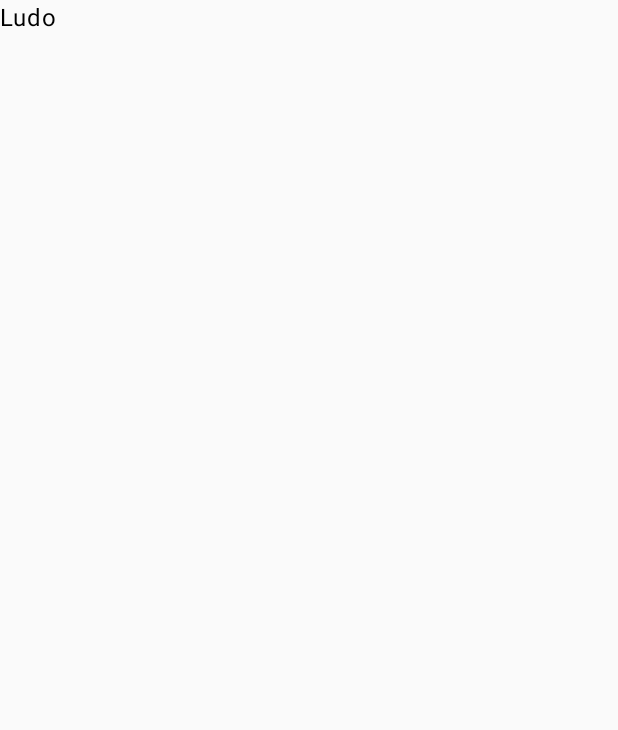
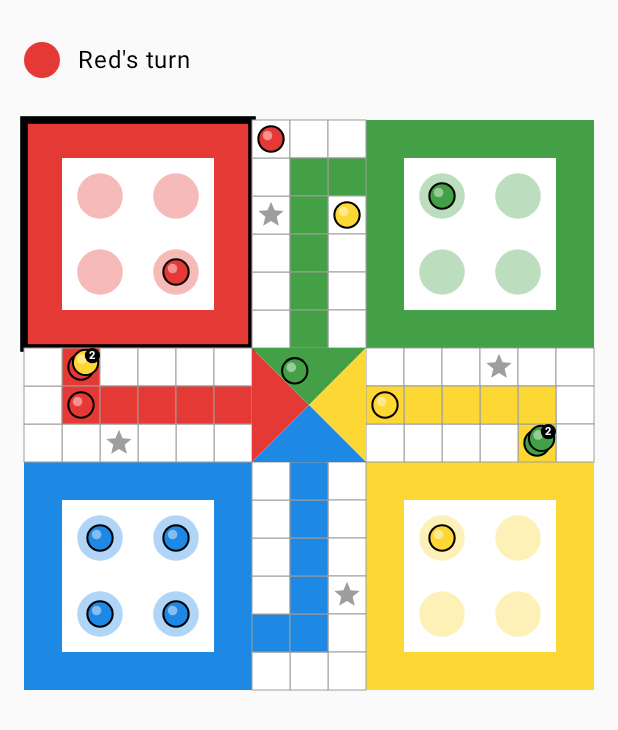
Before and after one commit to vishwajitr/ludo_game, an Android app built with Jetpack Compose: the screen it shows after launch (MainActivity), on a phone screen of 412 x 824 dp. Before the commit the part shown is almost empty. Shown: the top 730 px of the screen. Run offline under Robolectric (Android 15) with nearby library versions, the phone set to English and light mode, and no system bars.

Commit message:
Phase 3: board geometry, Canvas board rendering, static game screen
Co-Authored-By: Claude Sonnet 5.5 <noreply@anthropic.com>

```diff
--- a/app/build.gradle.kts
+++ b/app/build.gradle.kts
@@ -33,7 +33,7 @@ dependencies {
     implementation(libs.core.ktx)
     debugImplementation(libs.compose.ui.tooling)
     debugImplementation(libs.compose.ui.test.manifest)
-    testImplementation(kotlin("test"))
+    testImplementation(kotlin("test-junit"))
     testImplementation(libs.junit4)
     testImplementation(libs.coroutines.test)
     androidTestImplementation(platform(libs.compose.bom))
--- a/app/src/main/kotlin/com/example/ludo/MainActivity.kt
+++ b/app/src/main/kotlin/com/example/ludo/MainActivity.kt
@@ -4,11 +4,12 @@ import android.os.Bundle
 import androidx.activity.ComponentActivity
 import androidx.activity.compose.setContent
 import androidx.compose.material3.MaterialTheme
-import androidx.compose.material3.Text
+import com.example.ludo.ui.GameScreen
+import com.example.ludo.ui.sampleState
 
 class MainActivity : ComponentActivity() {
     override fun onCreate(savedInstanceState: Bundle?) {
         super.onCreate(savedInstanceState)
-        setContent { MaterialTheme { Text("Ludo") } }
+        setContent { MaterialTheme { GameScreen(sampleState()) } }
     }
 }
--- /dev/null
+++ b/app/src/main/kotlin/com/example/ludo/ui/BoardCanvas.kt
@@ -0,0 +1,98 @@
+package com.example.ludo.ui
+
+import androidx.compose.foundation.Canvas
+import androidx.compose.foundation.layout.aspectRatio
+import androidx.compose.runtime.Composable
+import androidx.compose.ui.Modifier
+import androidx.compose.ui.geometry.Offset
+import androidx.compose.ui.geometry.Size
+import androidx.compose.ui.graphics.Color as UiColor
+import androidx.compose.ui.graphics.Path
+import androidx.compose.ui.graphics.drawscope.DrawScope
+import androidx.compose.ui.graphics.drawscope.Stroke
+import androidx.compose.ui.semantics.contentDescription
+import androidx.compose.ui.semantics.semantics
+import androidx.compose.ui.text.TextStyle
+import androidx.compose.ui.text.drawText
+import androidx.compose.ui.text.rememberTextMeasurer
+import androidx.compose.ui.text.font.FontWeight
+import ludo.engine.*
+import kotlin.math.PI
+import kotlin.math.cos
+import kotlin.math.sin
+
+private val GridLine = UiColor(0xFF9E9E9E)
+
+@Composable
+fun BoardCanvas(state: GameState, modifier: Modifier = Modifier) {
+    val measurer = rememberTextMeasurer()
+    val active = state.players[state.current].color
+    Canvas(modifier.aspectRatio(1f).semantics { contentDescription = "Ludo board, ${active.label}'s turn" }) {
+        val u = size.width / BoardGeometry.SIZE
+        fun px(p: P) = Offset(p.x * u, p.y * u)
+        fun cell(rc: Pair<Int, Int>, fill: UiColor) {
+            val tl = Offset(rc.second * u, rc.first * u)
+            drawRect(fill, tl, Size(u, u))
+            drawRect(GridLine, tl, Size(u, u), style = Stroke(1f))
+        }
+
+        for (color in Color.entries) {
+            val (r0, c0) = BoardGeometry.yardOrigin(color)
+            drawRect(color.ui, Offset(c0 * u, r0 * u), Size(6 * u, 6 * u))
+            drawRect(UiColor.White, Offset((c0 + 1) * u, (r0 + 1) * u), Size(4 * u, 4 * u))
+            repeat(4) { drawCircle(color.ui.copy(alpha = .35f), u * .6f, px(BoardGeometry.yardSlot(color, it))) }
+            if (color == active) // highlight the active player's yard
+                drawRect(UiColor.Black, Offset(c0 * u, r0 * u), Size(6 * u, 6 * u), style = Stroke(u * .2f))
+        }
+
+        BoardGeometry.track.forEachIndexed { abs, rc ->
+            val startOf = Color.entries.firstOrNull { it.start == abs }
+            cell(rc, startOf?.ui ?: UiColor.White)
+            if (abs in SAFE_SQUARES && startOf == null) star(px(P(rc.second + .5f, rc.first + .5f)), u * .35f, GridLine)
+        }
+        for (color in Color.entries) BoardGeometry.homeColumn(color).forEach { cell(it, color.ui) }
+
+        // home triangles
+        val c = px(P(7.5f, 7.5f))
+        fun tri(a: P, b: P, color: UiColor) = drawPath(
+            Path().apply { moveTo(px(a).x, px(a).y); lineTo(px(b).x, px(b).y); lineTo(c.x, c.y); close() }, color,
+        )
+        tri(P(6f, 6f), P(6f, 9f), Color.RED.ui)
+        tri(P(6f, 6f), P(9f, 6f), Color.GREEN.ui)
+        tri(P(9f, 6f), P(9f, 9f), Color.YELLOW.ui)
+        tri(P(6f, 9f), P(9f, 9f), Color.BLUE.ui)
+
+        // tokens, stacked ones offset with a count badge
+        val tokens = state.players.flatMap { p -> p.tokens.mapIndexed { i, pos -> Triple(p.color, pos, BoardGeometry.tokenPoint(p.color, pos, i)) } }
+        tokens.groupBy { it.third }.forEach { (point, group) ->
+            group.forEachIndexed { i, (color, _, _) ->
+                val o = Offset(i * u * .12f, -i * u * .12f)
+                token(color.ui, px(point) + o, u * .36f)
+            }
+            if (group.size > 1) {
+                val at = px(point) + Offset(u * .3f, -u * .3f)
+                drawCircle(UiColor.Black, u * .2f, at)
+                val layout = measurer.measure(group.size.toString(), TextStyle(UiColor.White, (u * .28f).toSp(), FontWeight.Bold))
+                drawText(layout, topLeft = at - Offset(layout.size.width / 2f, layout.size.height / 2f))
+            }
+        }
+    }
+}
+
+private fun DrawScope.token(color: UiColor, at: Offset, r: Float) {
+    drawCircle(UiColor.Black, r, at)
+    drawCircle(color, r * .85f, at)
+    drawCircle(UiColor.White.copy(alpha = .45f), r * .35f, at - Offset(r * .25f, r * .25f))
+}
+
+private fun DrawScope.star(at: Offset, r: Float, color: UiColor) {
+    val path = Path()
+    for (i in 0 until 10) {
+        val rad = if (i % 2 == 0) r else r * .45f
+        val a = -PI / 2 + i * PI / 5
+        val x = at.x + (rad * cos(a)).toFloat(); val y = at.y + (rad * sin(a)).toFloat()
+        if (i == 0) path.moveTo(x, y) else path.lineTo(x, y)
+    }
+    path.close()
+    drawPath(path, color)
+}
--- /dev/null
+++ b/app/src/main/kotlin/com/example/ludo/ui/BoardGeometry.kt
@@ -0,0 +1,49 @@
+package com.example.ludo.ui
+
+import ludo.engine.*
+
+/** Point in board units: the board is 15x15, cell (row, col) has its center at (col + .5, row + .5). */
+data class P(val x: Float, val y: Float)
+
+/**
+ * Pure layout math. Everything is defined for RED (top-left, moving clockwise) and rotated
+ * 90 degrees clockwise per seat for the other colors.
+ */
+object BoardGeometry {
+    const val SIZE = 15
+
+    private fun rotCell(rc: Pair<Int, Int>, k: Int): Pair<Int, Int> =
+        (0 until k).fold(rc) { (r, c), _ -> c to (SIZE - 1 - r) }
+
+    private fun rotPoint(p: P, k: Int): P = (0 until k).fold(p) { q, _ -> P(SIZE - q.y, q.x) }
+
+    private fun center(rc: Pair<Int, Int>) = P(rc.second + .5f, rc.first + .5f)
+
+    private val redTrack = listOf(
+        6 to 1, 6 to 2, 6 to 3, 6 to 4, 6 to 5, 5 to 6, 4 to 6, 3 to 6, 2 to 6, 1 to 6, 0 to 6, 0 to 7, 0 to 8,
+    )
+
+    /** (row, col) of the 52 main-track squares by absolute index. */
+    val track: List<Pair<Int, Int>> = (0..3).flatMap { k -> redTrack.map { rotCell(it, k) } }
+
+    /** Home-column cells (positions 51..55) for [color]. */
+    fun homeColumn(color: Color): List<Pair<Int, Int>> = (1..5).map { rotCell(7 to it, color.ordinal) }
+
+    /** Top-left (row, col) of the 6x6 yard. */
+    fun yardOrigin(color: Color): Pair<Int, Int> = when (color) {
+        Color.RED -> 0 to 0; Color.GREEN -> 0 to 9; Color.YELLOW -> 9 to 9; Color.BLUE -> 9 to 0
+    }
+
+    fun yardSlot(color: Color, i: Int): P {
+        val base = listOf(P(2f, 2f), P(4f, 2f), P(2f, 4f), P(4f, 4f))[i]
+        return rotPoint(base, color.ordinal)
+    }
+
+    /** Where a token sits on the board (in board units). */
+    fun tokenPoint(color: Color, pos: Int, index: Int): P = when {
+        pos == YARD -> yardSlot(color, index)
+        pos <= LAST_TRACK -> center(track[(color.start + pos) % TRACK_LEN])
+        pos < HOME -> center(homeColumn(color)[pos - 51])
+        else -> rotPoint(P(6.6f, 7.5f + (index - 1.5f) * .25f), color.ordinal)
+    }
+}
--- /dev/null
+++ b/app/src/main/kotlin/com/example/ludo/ui/GameScreen.kt
@@ -0,0 +1,33 @@
+package com.example.ludo.ui
+
+import androidx.compose.foundation.background
+import androidx.compose.foundation.layout.*
+import androidx.compose.foundation.shape.CircleShape
+import androidx.compose.material3.Text
+import androidx.compose.runtime.Composable
+import androidx.compose.ui.Alignment
+import androidx.compose.ui.Modifier
+import androidx.compose.ui.unit.dp
+import ludo.engine.*
+
+@Composable
+fun GameScreen(state: GameState, modifier: Modifier = Modifier) {
+    val color = state.players[state.current].color
+    Column(modifier.fillMaxSize().padding(16.dp), verticalArrangement = Arrangement.spacedBy(16.dp)) {
+        Row(Modifier.fillMaxWidth().heightIn(min = 48.dp), verticalAlignment = Alignment.CenterVertically) {
+            Box(Modifier.size(24.dp).background(color.ui, CircleShape))
+            Spacer(Modifier.width(12.dp))
+            Text("${color.label}'s turn")
+        }
+        BoardCanvas(state, Modifier.fillMaxWidth())
+    }
+}
+
+/** Static placeholder position until the turn flow lands in phase 4. */
+fun sampleState(): GameState {
+    val s = newGame(defaultColors(4))
+    val tokens = listOf(
+        listOf(0, 10, 51, YARD), listOf(13, 13, YARD, HOME), listOf(26, 40, 55, YARD), listOf(YARD, YARD, YARD, YARD),
+    )
+    return s.copy(players = s.players.mapIndexed { i, p -> p.copy(tokens = tokens[i]) })
+}
--- /dev/null
+++ b/app/src/main/kotlin/com/example/ludo/ui/Palette.kt
@@ -0,0 +1,13 @@
+package com.example.ludo.ui
+
+import androidx.compose.ui.graphics.Color as UiColor
+import ludo.engine.Color
+
+val Color.ui: UiColor get() = when (this) {
+    Color.RED -> UiColor(0xFFE53935)
+    Color.GREEN -> UiColor(0xFF43A047)
+    Color.YELLOW -> UiColor(0xFFFDD835)
+    Color.BLUE -> UiColor(0xFF1E88E5)
+}
+
+val Color.label: String get() = name.lowercase().replaceFirstChar { it.uppercase() }
```
Also changed, not shown: 1 other file.
